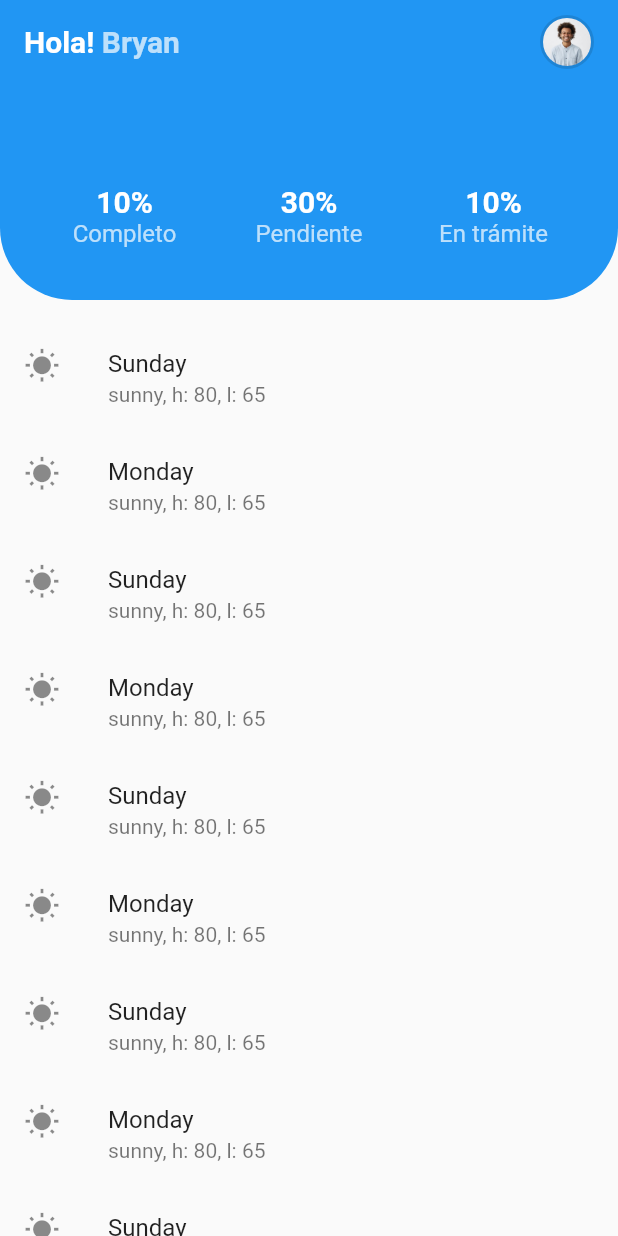
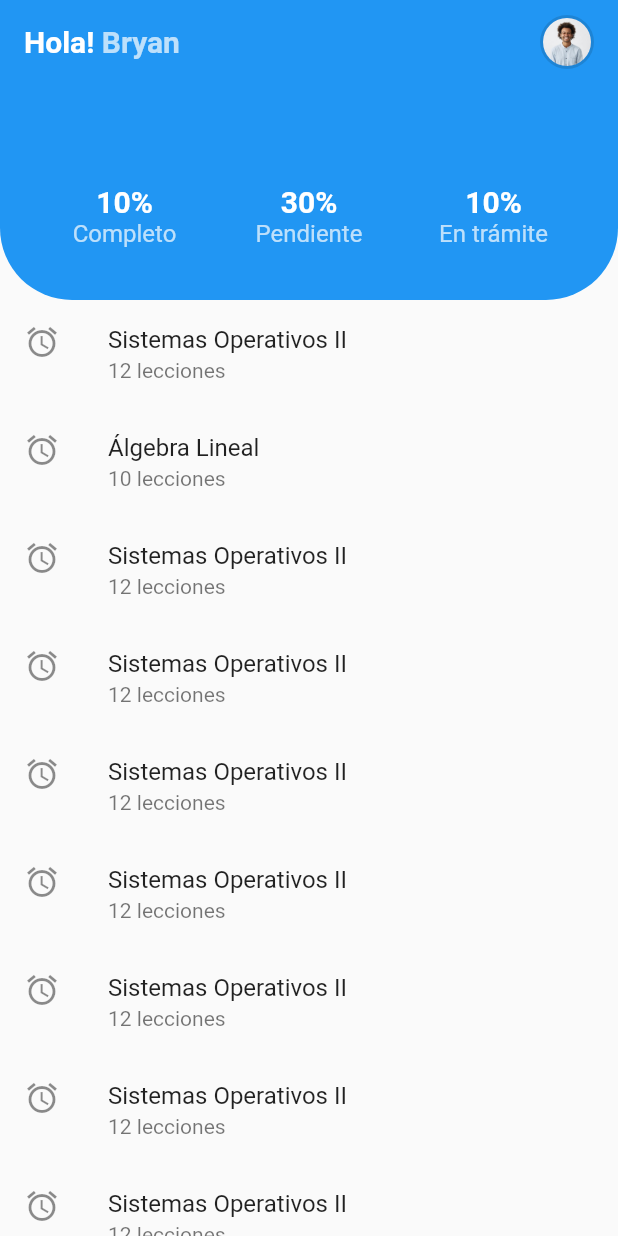
Before and after one commit to Tesam/my_stats, a Flutter app: the screen it shows after launch, on a phone screen of 412 x 824 dp. Run offline on Flutter 3.47's test engine with Material 2 defaults, Android fonts, the phone set to English and light mode, and no system bars.

Commit message:
feat(home_body): dynamically add home content

```diff
--- a/lib/home/ui/widgets/home_body.dart
+++ b/lib/home/ui/widgets/home_body.dart
@@ -1,95 +1,105 @@
 import 'package:flutter/material.dart';
 
 class HomeBody extends StatelessWidget {
+
   @override
   Widget build(BuildContext context) {
     return SliverList(
-      delegate: SliverChildListDelegate([
-        SizedBox(
-          height: 16.0,
-        ),
-        ListTile(
-          leading: Icon(Icons.wb_sunny),
-          title: Text('Sunday'),
-          subtitle: Text('sunny, h: 80, l: 65'),
-        ),
-        ListTile(
-          leading: Icon(Icons.wb_sunny),
-          title: Text('Monday'),
-          subtitle: Text('sunny, h: 80, l: 65'),
-        ),
-        ListTile(
-          leading: Icon(Icons.wb_sunny),
-          title: Text('Sunday'),
-          subtitle: Text('sunny, h: 80, l: 65'),
-        ),
-        ListTile(
-          leading: Icon(Icons.wb_sunny),
-          title: Text('Monday'),
-          subtitle: Text('sunny, h: 80, l: 65'),
-        ),
-        ListTile(
-          leading: Icon(Icons.wb_sunny),
-          title: Text('Sunday'),
-          subtitle: Text('sunny, h: 80, l: 65'),
-        ),
-        ListTile(
-          leading: Icon(Icons.wb_sunny),
-          title: Text('Monday'),
-          subtitle: Text('sunny, h: 80, l: 65'),
-        ),
-        ListTile(
-          leading: Icon(Icons.wb_sunny),
-          title: Text('Sunday'),
-          subtitle: Text('sunny, h: 80, l: 65'),
-        ),
-        ListTile(
-          leading: Icon(Icons.wb_sunny),
-          title: Text('Monday'),
-          subtitle: Text('sunny, h: 80, l: 65'),
-        ),
-        ListTile(
-          leading: Icon(Icons.wb_sunny),
-          title: Text('Sunday'),
-          subtitle: Text('sunny, h: 80, l: 65'),
-        ),
-        ListTile(
-          leading: Icon(Icons.wb_sunny),
-          title: Text('Monday'),
-          subtitle: Text('sunny, h: 80, l: 65'),
-        ),
-        ListTile(
-          leading: Icon(Icons.wb_sunny),
-          title: Text('Sunday'),
-          subtitle: Text('sunny, h: 80, l: 65'),
-        ),
-        ListTile(
-          leading: Icon(Icons.wb_sunny),
-          title: Text('Monday'),
-          subtitle: Text('sunny, h: 80, l: 65'),
-        ),
-        ListTile(
-          leading: Icon(Icons.wb_sunny),
-          title: Text('Sunday'),
-          subtitle: Text('sunny, h: 80, l: 65'),
-        ),
-        ListTile(
-          leading: Icon(Icons.wb_sunny),
-          title: Text('Monday'),
-          subtitle: Text('sunny, h: 80, l: 65'),
-        ),
-        ListTile(
-          leading: Icon(Icons.wb_sunny),
-          title: Text('Sunday'),
-          subtitle: Text('sunny, h: 80, l: 65'),
-        ),
-        ListTile(
-          leading: Icon(Icons.wb_sunny),
-          title: Text('Monday'),
-          subtitle: Text('sunny, h: 80, l: 65'),
-        ),
-        // ListTiles++
-      ]),
+      delegate: SliverChildBuilderDelegate((BuildContext context, int index){
+        return ListTile(
+          leading: Icon(subjects[index].subjectIcon),
+          title: Text(subjects[index].subjectTitle),
+          subtitle: Text(subjects[index].lessonQuantity),
+        );
+      },
+      childCount: subjects.length,
+      ),
     );
   }
 }
+
+class Subject {
+  final String subjectTitle;
+  final String lessonQuantity;
+  final IconData subjectIcon;
+
+  const Subject({
+    this.subjectTitle,
+    this.lessonQuantity,
+    this.subjectIcon
+  });
+
+}
+
+final subjects = [
+  new Subject(
+    subjectTitle: 'Sistemas Operativos II',
+    lessonQuantity: '12 lecciones',
+    subjectIcon: Icons.access_alarm
+  ),
+  new Subject(
+      subjectTitle: 'Álgebra Lineal',
+      lessonQuantity: '10 lecciones',
+      subjectIcon: Icons.access_alarm
+  ),
+  new Subject(
+      subjectTitle: 'Sistemas Operativos II',
+      lessonQuantity: '12 lecciones',
+      subjectIcon: Icons.access_alarm
+  ),
+  new Subject(
+      subjectTitle: 'Sistemas Operativos II',
+      lessonQuantity: '12 lecciones',
+      subjectIcon: Icons.access_alarm
+  ),
+  new Subject(
+      subjectTitle: 'Sistemas Operativos II',
+      lessonQuantity: '12 lecciones',
+      subjectIcon: Icons.access_alarm
+  ),
+  new Subject(
+      subjectTitle: 'Sistemas Operativos II',
+      lessonQuantity: '12 lecciones',
+      subjectIcon: Icons.access_alarm
+  ),
+  new Subject(
+      subjectTitle: 'Sistemas Operativos II',
+      lessonQuantity: '12 lecciones',
+      subjectIcon: Icons.access_alarm
+  ),
+  new Subject(
+      subjectTitle: 'Sistemas Operativos II',
+      lessonQuantity: '12 lecciones',
+      subjectIcon: Icons.access_alarm
+  ),
+  new Subject(
+      subjectTitle: 'Sistemas Operativos II',
+      lessonQuantity: '12 lecciones',
+      subjectIcon: Icons.access_alarm
+  ),
+  new Subject(
+      subjectTitle: 'Sistemas Operativos II',
+      lessonQuantity: '12 lecciones',
+      subjectIcon: Icons.access_alarm
+  ),
+  new Subject(
+      subjectTitle: 'Sistemas Operativos II',
+      lessonQuantity: '12 lecciones',
+      subjectIcon: Icons.access_alarm
+  ),
+  new Subject(
+      subjectTitle: 'Sistemas Operativos II',
+      lessonQuantity: '12 lecciones',
+      subjectIcon: Icons.access_alarm
+  ),
+  new Subject(
+      subjectTitle: 'Sistemas Operativos II',
+      lessonQuantity: '12 lecciones',
+      subjectIcon: Icons.access_alarm
+  ),
+  new Subject(
+      subjectTitle: 'Sistemas Operativos II',
+      lessonQuantity: '12 lecciones',
+      subjectIcon: Icons.access_alarm
+  ),
+];
```
